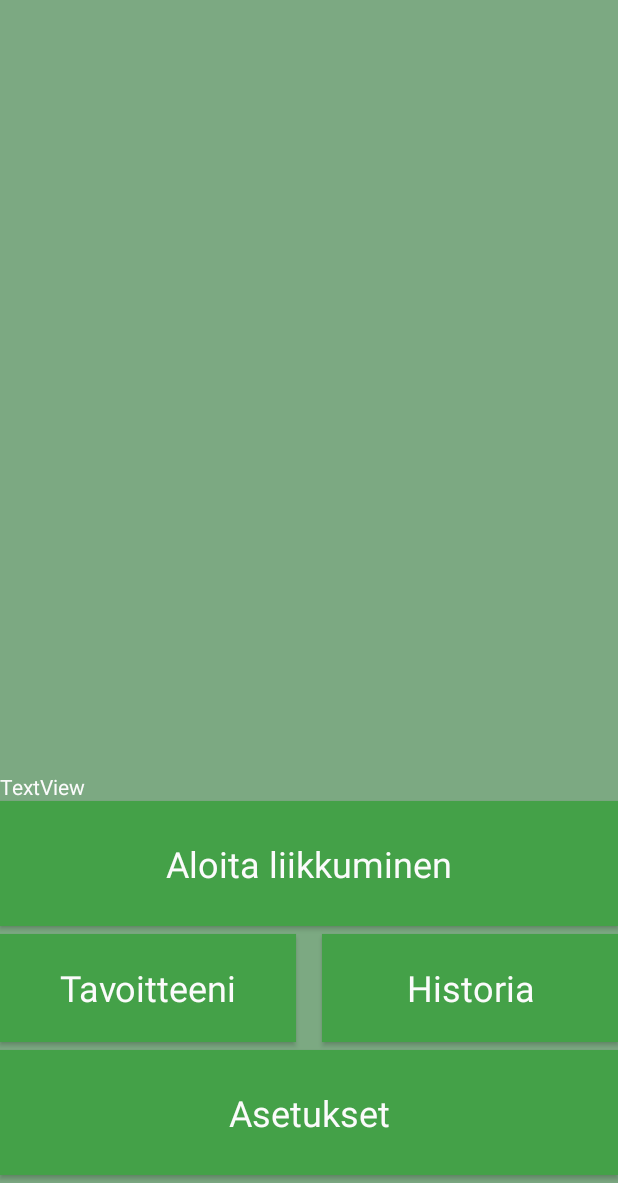
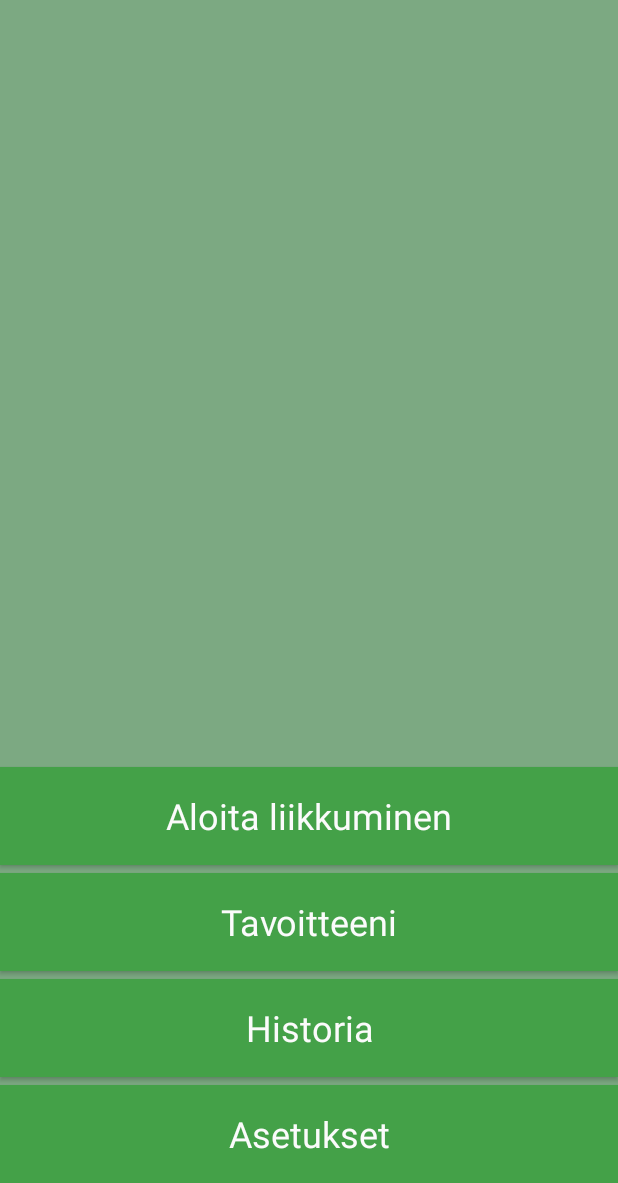
Before and after one commit to timonen/mobiilikurssi, an Android app: the screen it shows after launch (MapsActivity), on a phone screen of 412 x 824 dp, the part 53-1236 px from its top. Run offline under Robolectric (Android 15) with nearby library versions, the phone set to English and light mode, and no system bars.

Commit message:
Finishing fixes

```diff
--- a/app/src/main/java/com/mobiilikurssi/History.kt
+++ b/app/src/main/java/com/mobiilikurssi/History.kt
@@ -17,7 +17,7 @@ import java.lang.Exception
  */
 class History : AppCompatActivity() {
     lateinit var listView: ListView
-    var adapter: MyAdapter? = null
+    var adapter: Adapter? = null
     private val io by lazy { IOwrap(this, "") }
 
     override fun onCreate(savedInstanceState: Bundle?) {
@@ -28,7 +28,7 @@ class History : AppCompatActivity() {
         var mainf = io.open("data.json");
         try {
             val list: MutableList<Template> = io.fromJsonToList(io.read(mainf))
-            adapter = MyAdapter(this, list)
+            adapter = Adapter(this, list)
             listView.adapter = adapter
         } catch(e: Exception){}
     }
@@ -36,10 +36,11 @@ class History : AppCompatActivity() {
 
 /**
  * Custom adapter for creating rows
+ * @author Roope Timonen
  * @property context
  * @property arrayList
  */
-class MyAdapter(private val context: Context, private val arrayList: MutableList<Template>) : BaseAdapter() {
+class Adapter(private val context: Context, private val arrayList: MutableList<Template>) : BaseAdapter() {
     private lateinit var km: TextView
     private lateinit var kcal: TextView
     private lateinit var date: TextView
--- a/app/src/main/java/com/mobiilikurssi/IOwrap.kt
+++ b/app/src/main/java/com/mobiilikurssi/IOwrap.kt
@@ -7,6 +7,7 @@ import kotlinx.serialization.json.*
 
 /**
  * Template for saving past trips
+ * @author Roope Timonen
  * @property km Float
  * @property kcal Float
  * @property date Date as String
@@ -15,6 +16,7 @@ import kotlinx.serialization.json.*
 data class Template(val km: Float, val kcal: Float, val date: String)
 
 /**
+ * Wrapper class for file handling & json conversion
  * @author Roope Timonen
  * @constructor Set directory to operate in
  * @param ctx Context of app
--- a/app/src/main/res/layout/activity_maps.xml
+++ b/app/src/main/res/layout/activity_maps.xml
@@ -11,28 +11,15 @@ android:layout_height="match_parent">
     android:name="com.google.android.gms.maps.SupportMapFragment"
     android:layout_width="0dp"
     android:layout_height="0dp"
-    app:layout_constraintBottom_toTopOf="@+id/textView"
+    app:layout_constraintBottom_toTopOf="@+id/button_start"
     app:layout_constraintEnd_toEndOf="parent"
     app:layout_constraintStart_toStartOf="parent"
     app:layout_constraintTop_toTopOf="parent" />
 
-<TextView
-    android:id="@+id/textView"
-    android:layout_width="match_parent"
-    android:layout_height="wrap_content"
-    android:background="?colorPrimaryVariant"
-    android:text="TextView"
-    android:textColor="@color/themewhite"
-    android:textSize="14sp"
-    app:layout_constraintBottom_toTopOf="@+id/button_start"
-    app:layout_constraintEnd_toEndOf="parent"
-    app:layout_constraintStart_toStartOf="parent"
-    app:layout_constraintTop_toBottomOf="@+id/map" />
-
     <Button
         android:id="@+id/button_start"
         android:layout_width="match_parent"
-        android:layout_height="83dp"
+        android:layout_height="65dp"
         android:layout_marginBottom="5dp"
         android:background="?colorPrimary"
         android:shadowColor="#FFFFFF"
@@ -40,39 +27,22 @@ android:layout_height="match_parent">
         android:textAppearance="@style/TextAppearance.AppCompat.Display1"
         android:textColor="@color/themewhite"
         android:textSize="24sp"
-        app:layout_constraintBottom_toTopOf="@+id/button_history"
+        app:layout_constraintBottom_toTopOf="@+id/button_goals"
         app:layout_constraintEnd_toEndOf="parent"
         app:layout_constraintStart_toStartOf="parent"
-        app:layout_constraintTop_toBottomOf="@+id/textView" />
+        app:layout_constraintTop_toBottomOf="@+id/map" />
 
     <Button
         android:id="@+id/button_goals"
-        android:layout_width="197dp"
-        android:layout_height="72dp"
+        android:layout_width="match_parent"
+        android:layout_height="65dp"
         android:layout_marginBottom="5dp"
         android:background="?colorPrimary"
         android:text="@string/string_show_goals"
         android:textAppearance="@style/TextAppearance.AppCompat.Display1"
         android:textColor="@color/themewhite"
         android:textSize="24sp"
-        app:layout_constraintBottom_toTopOf="@+id/button_settings"
-        app:layout_constraintEnd_toEndOf="parent"
-        app:layout_constraintHorizontal_bias="0.0"
-        app:layout_constraintStart_toStartOf="parent"
-        app:layout_constraintTop_toBottomOf="@+id/button_start"
-        app:layout_constraintVertical_bias="1.0" />
-
-    <Button
-        android:id="@+id/button_history"
-        android:layout_width="197dp"
-        android:layout_height="72dp"
-        android:layout_marginBottom="5dp"
-        android:background="?colorPrimary"
-        android:text="@string/string_show_history"
-        android:textAppearance="@style/TextAppearance.AppCompat.Display1"
-        android:textColor="@color/themewhite"
-        android:textSize="24sp"
-        app:layout_constraintBottom_toTopOf="@+id/button_settings"
+        app:layout_constraintBottom_toTopOf="@+id/button_history"
         app:layout_constraintEnd_toEndOf="parent"
         app:layout_constraintHorizontal_bias="1.0"
         app:layout_constraintStart_toStartOf="parent"
@@ -80,10 +50,27 @@ android:layout_height="match_parent">
         app:layout_constraintVertical_bias="1.0" />
 
     <Button
+        android:id="@+id/button_history"
+        android:layout_width="match_parent"
+        android:layout_height="65dp"
+        android:layout_marginBottom="5dp"
+        android:background="?colorPrimary"
+        android:text="@string/string_show_history"
+        android:textAppearance="@style/TextAppearance.AppCompat.Display1"
+        android:textColor="@color/themewhite"
+        android:textSize="24sp"
+        app:layout_constraintBottom_toTopOf="@+id/button_goals"
+        app:layout_constraintEnd_toEndOf="parent"
+        app:layout_constraintHorizontal_bias="0.0"
+        app:layout_constraintStart_toStartOf="parent"
+        app:layout_constraintTop_toBottomOf="@+id/button_settings"
+        app:layout_constraintVertical_bias="1.0" />
+
+    <Button
         android:id="@+id/button_settings"
         android:layout_width="match_parent"
-        android:layout_height="83dp"
-        android:layout_marginBottom="5dp"
+        android:layout_height="65dp"
+        android:layout_marginTop="5dp"
         android:background="?colorPrimary"
         android:text="@string/string_settings"
         android:textAppearance="@style/TextAppearance.AppCompat.Display1"
@@ -91,6 +78,8 @@ android:layout_height="match_parent">
         android:textSize="24sp"
         app:layout_constraintBottom_toBottomOf="parent"
         app:layout_constraintEnd_toEndOf="parent"
+        app:layout_constraintHorizontal_bias="0.0"
         app:layout_constraintStart_toStartOf="parent"
-        app:layout_constraintTop_toBottomOf="@+id/button_history" />
+        app:layout_constraintTop_toBottomOf="@+id/button_history"
+        app:layout_constraintVertical_bias="0.846" />
 </androidx.constraintlayout.widget.ConstraintLayout>
```
